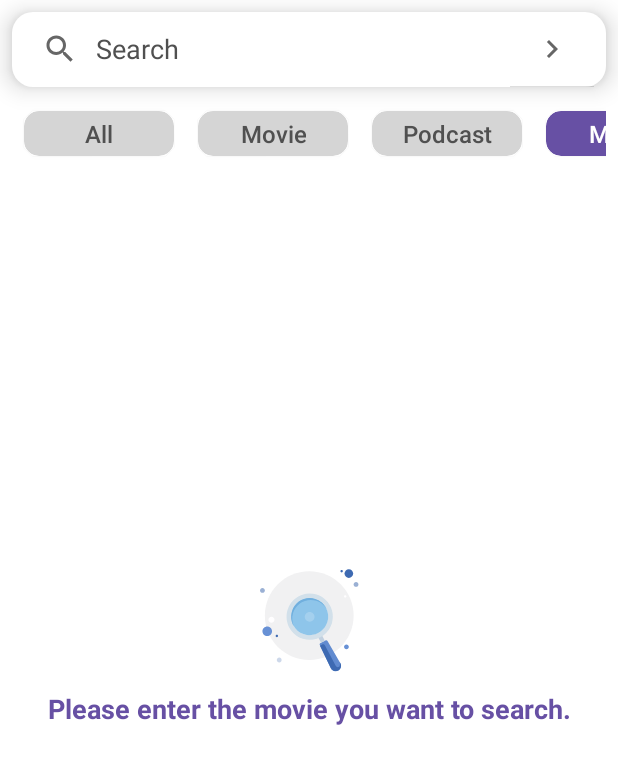
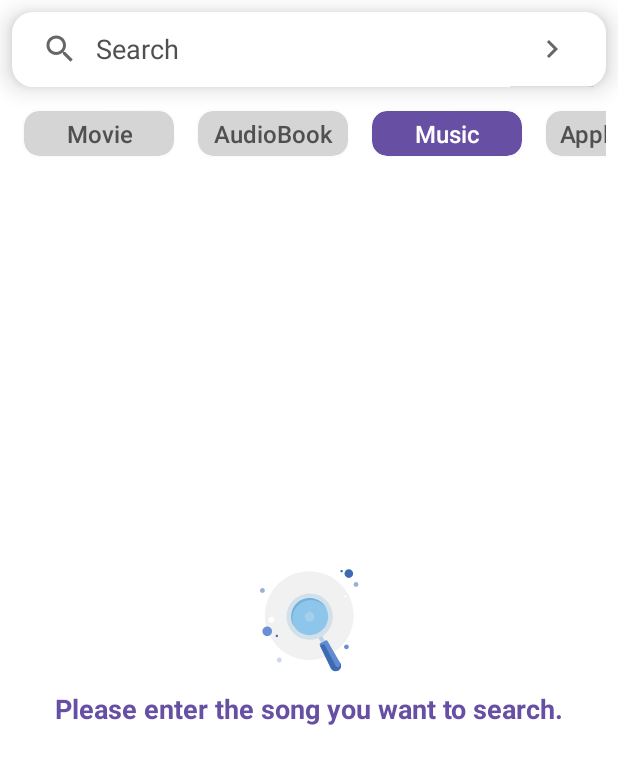
Before and after one commit to tashuseyin/iTunes-App, an Android app: the screen it shows after launch (MainActivity), after a tap on "Music", on a phone screen of 412 x 824 dp. Shown: the top 764 px of the screen. Run offline under Robolectric (Android 15) with nearby library versions, the phone set to English and light mode, and no system bars; our stand-ins replace Dagger/Hilt's generated code, paging; 3 other taps on this screen came first.

Commit message:
edits made to the search fragment

```diff
--- a/app/src/main/java/com/tashuseyin/itunesapp/presentation/search/SearchFragment.kt
+++ b/app/src/main/java/com/tashuseyin/itunesapp/presentation/search/SearchFragment.kt
@@ -11,12 +11,13 @@ import androidx.paging.CombinedLoadStates
 import androidx.paging.LoadState
 import androidx.viewbinding.ViewBinding
 import com.tashuseyin.itunesapp.R
+import com.tashuseyin.itunesapp.common.Constant
 import com.tashuseyin.itunesapp.common.extension.hideKeyboard
 import com.tashuseyin.itunesapp.databinding.FragmentSearchBinding
 import com.tashuseyin.itunesapp.presentation.binding_adapter.BindingFragment
-import com.tashuseyin.itunesapp.presentation.search.adapter.MediaTypeAdapter
 import com.tashuseyin.itunesapp.presentation.search.adapter.SearchAdapter
 import com.tashuseyin.itunesapp.presentation.search.adapter.SearchLoadingStateAdapter
+import com.tashuseyin.itunesapp.presentation.search.adapter.WrapperTypeAdapter
 import dagger.hilt.android.AndroidEntryPoint
 import kotlinx.coroutines.flow.collect
 import kotlinx.coroutines.launch
@@ -26,7 +27,7 @@ import kotlinx.coroutines.launch
 class SearchFragment : BindingFragment<FragmentSearchBinding>(), SearchView.OnQueryTextListener {
     private val searchViewModel: SearchViewModel by viewModels()
     private val adapter = SearchAdapter()
-    private val mediaTypeAdapter = MediaTypeAdapter()
+    private val wrapperTypeAdapter = WrapperTypeAdapter()
 
     override val bindingInflater: (LayoutInflater) -> ViewBinding
         get() = FragmentSearchBinding::inflate
@@ -47,25 +48,34 @@ class SearchFragment : BindingFragment<FragmentSearchBinding>(), SearchView.OnQu
     }
 
     private fun filterSearchRequestApi() {
-        mediaTypeAdapter.onItemClickListener = { mediaType ->
-            searchViewModel.mediaType = mediaType.lowercase()
+        wrapperTypeAdapter.onItemClickListener = { wrapperType ->
+            when (wrapperType) {
+                "Application" -> {
+                    searchViewModel.wrapperType = Constant.PARAMS_APPLICATION
+                }
+                "Music" -> {
+                    searchViewModel.wrapperType = Constant.PARAMS_MUSIC
+                }
+                else -> {
+                    searchViewModel.wrapperType = wrapperType.lowercase()
+                }
+            }
+            checkIsSearched()
             if (searchViewModel.query.isNotBlank()) {
                 requestSearchApi()
-
             }
         }
     }
 
     private fun initMediaTypeAdapter() {
         val mediaTypeList = ArrayList<String>()
-        mediaTypeList.add(getString(R.string.all))
         mediaTypeList.add(getString(R.string.movie))
-        mediaTypeList.add(getString(R.string.podcast))
+        mediaTypeList.add(getString(R.string.book))
         mediaTypeList.add(getString(R.string.music))
-        mediaTypeList.add(getString(R.string.software))
+        mediaTypeList.add(getString(R.string.application))
 
-        mediaTypeAdapter.setData(mediaTypeList)
-        binding.recyclerViewFilter.adapter = mediaTypeAdapter
+        wrapperTypeAdapter.setData(mediaTypeList)
+        binding.recyclerViewFilter.adapter = wrapperTypeAdapter
     }
 
 
@@ -92,7 +102,7 @@ class SearchFragment : BindingFragment<FragmentSearchBinding>(), SearchView.OnQu
                     (loadState.source.refresh as LoadState.Error).error.localizedMessage
             } else if (loadState.source.refresh is LoadState.NotLoading && loadState.append.endOfPaginationReached && adapter.itemCount < 1) {
                 errorText.isVisible = true
-                errorText.text = getString(R.string.not_found)
+                errorText.text = getString(R.string.not_found, searchViewModel.wrapperType)
                 emptyAnimation.isVisible = true
             } else {
                 errorText.isVisible = false
@@ -106,7 +116,7 @@ class SearchFragment : BindingFragment<FragmentSearchBinding>(), SearchView.OnQu
             searchViewModel.isSearched.observe(viewLifecycleOwner) {
                 binding.apply {
                     errorText.isVisible = it
-                    errorText.text = "Please enter the movie you want to search."
+                    errorText.text = getString(R.string.search_message, searchViewModel.wrapperType)
                     searchAnimation.isVisible = it
                 }
             }
--- a/app/src/main/java/com/tashuseyin/itunesapp/presentation/search/SearchViewModel.kt
+++ b/app/src/main/java/com/tashuseyin/itunesapp/presentation/search/SearchViewModel.kt
@@ -23,7 +23,7 @@ class SearchViewModel @Inject constructor(
     val isSearched get() = _isSearched
 
     var query: String = ""
-    var mediaType: String = Constant.DEFAULT_MEDIA_TYPE
+    var wrapperType: String = Constant.DEFAULT_WRAPPER_TYPE
 
 
     private val _searchList: MutableStateFlow<PagingData<SearchItem>> =
@@ -41,7 +41,7 @@ class SearchViewModel @Inject constructor(
 
     private fun applyQueries(): HashMap<String, String> {
         val queries: HashMap<String, String> = HashMap()
-        queries[Constant.QUERY_MEDIA_TYPE] = mediaType
+        queries[Constant.QUERY_WRAPPER_TYPE] = wrapperType
         queries[Constant.QUERY_SEARCH] = query
         return queries
     }
--- a/app/src/main/java/com/tashuseyin/itunesapp/presentation/search/adapter/MediaTypeAdapter.kt
+++ b/app/src/main/java/com/tashuseyin/itunesapp/presentation/search/adapter/WrapperTypeAdapter.kt
@@ -6,12 +6,12 @@ import androidx.recyclerview.widget.RecyclerView
 import com.tashuseyin.itunesapp.R
 import com.tashuseyin.itunesapp.databinding.ItemFilterBinding
 
-class MediaTypeAdapter : RecyclerView.Adapter<MediaTypeAdapter.MediaTypeViewHolder>() {
+class WrapperTypeAdapter : RecyclerView.Adapter<WrapperTypeAdapter.WrapperTypeViewHolder>() {
     private var mediaTypeList: List<String> = emptyList()
     var onItemClickListener: ((String) -> Unit)? = null
     private var defaultMediaTypeId = 0
 
-    inner class MediaTypeViewHolder(private val binding: ItemFilterBinding) :
+    inner class WrapperTypeViewHolder(private val binding: ItemFilterBinding) :
         RecyclerView.ViewHolder(binding.root) {
 
         fun bind(mediaType: String, onItemClickListener: ((String) -> Unit)?) {
@@ -56,13 +56,13 @@ class MediaTypeAdapter : RecyclerView.Adapter<MediaTypeAdapter.MediaTypeViewHold
     override fun onCreateViewHolder(
         parent: ViewGroup,
         viewType: Int
-    ): MediaTypeViewHolder {
+    ): WrapperTypeViewHolder {
         val binding =
             ItemFilterBinding.inflate(LayoutInflater.from(parent.context), parent, false)
-        return MediaTypeViewHolder(binding)
+        return WrapperTypeViewHolder(binding)
     }
 
-    override fun onBindViewHolder(holder: MediaTypeViewHolder, position: Int) {
+    override fun onBindViewHolder(holder: WrapperTypeViewHolder, position: Int) {
         holder.bind(mediaTypeList[position], onItemClickListener)
     }
 
--- a/app/src/main/res/values/strings.xml
+++ b/app/src/main/res/values/strings.xml
@@ -4,18 +4,13 @@
     <string name="hello_blank_fragment">Hello blank fragment</string>
 
     <string name="search">Search</string>
-    <string name="media_type">Media Type</string>
+    <string name="music">Music</string>
     <string name="movie">Movie</string>
-    <string name="podcast">Podcast</string>
-    <string name="music">Music</string>
-    <string name="musicvideo">MusicVideo</string>
-    <string name="audiobook">AudioBook</string>
-    <string name="shortfilm">ShortFilm</string>
-    <string name="software">Software</string>
-    <string name="ebook">EBook</string>
-    <string name="all">All</string>
+    <string name="book">AudioBook</string>
+    <string name="application">Application</string>
     <string name="apply">Apply</string>
     <string name="image">image</string>
     <string name="retry">Retry</string>
-    <string name="not_found">The movie you are looking for cannot be found.</string>
+    <string name="not_found">The %1$s you are looking for cannot be found.</string>
+    <string name="search_message">Please enter the %1$s you want to search.</string>
 </resources>
--- a/app/src/main/res/values/style.xml
+++ b/app/src/main/res/values/style.xml
@@ -9,7 +9,7 @@
         <item name="android:editTextColor">@color/black</item>
     </style>
 
-    <style name="RoundSquareImage">x
+    <style name="RoundSquareImage">
         <item name="cornerSize">10dp</item>
     </style>
 </resources>
```
Also changed, not shown: app/src/main/java/com/tashuseyin/itunesapp/common/Constant.kt (+6 -5 lines), app/src/main/res/layout/fragment_detail.xml (+19 -6 lines).
